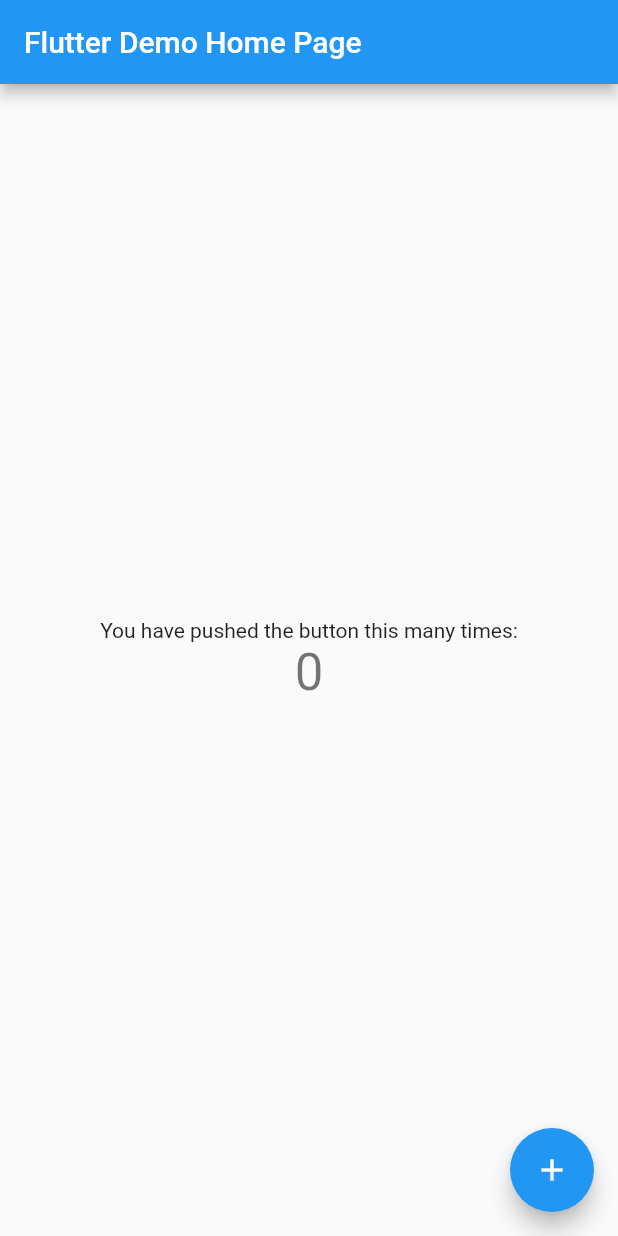
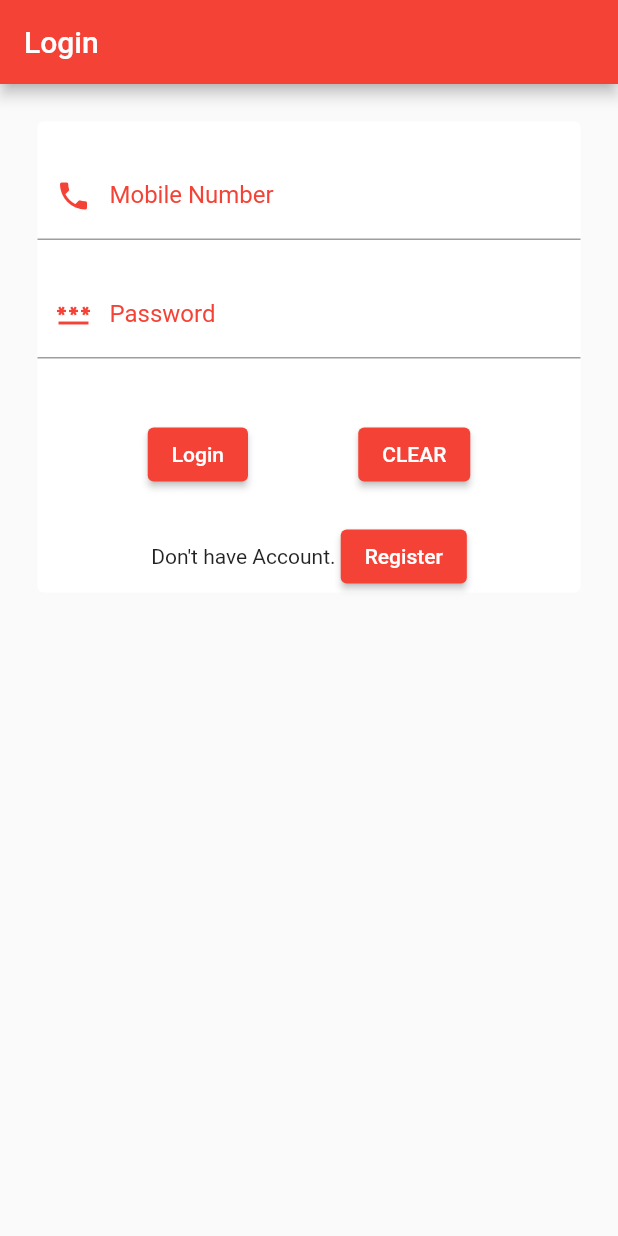
Before and after one commit to balasubramani890/budgettrack, a Flutter app: the screen it shows after launch, on a phone screen of 412 x 824 dp. Run offline on Flutter 3.47's test engine with Material 2 defaults, Android fonts, the phone set to English and light mode, and no system bars.

Commit message:
Registration and Login page added with php API

```diff
--- /dev/null
+++ b/lib/loginpage.dart
@@ -0,0 +1,152 @@
+import 'dart:convert';
+import 'package:flutter/material.dart';
+import 'package:flutter/services.dart';
+import 'package:budgettrack/registrationpage.dart';
+import 'package:http/http.dart' as http;
+
+class LoginPage extends StatefulWidget {
+  const LoginPage({Key? key}) : super(key: key);
+
+  @override
+  State<LoginPage> createState() => _LoginPageState();
+}
+
+Future<List> getData() async
+{
+  print("RegistrationPage:getData(): Started");
+  var url = "http://192.168.63.202/API/getdata.php";
+  final response = await http.get(Uri.parse(url));
+  var dataReceived = json.decode(response.body);
+  // print(dataReceived);
+  return dataReceived;
+}
+
+class _LoginPageState extends State<LoginPage> {
+  final tMobileNo = TextEditingController();
+  final tPassword = TextEditingController();
+
+  bool _valMobileNo = false;
+  bool _valPassword = false;
+
+  void dispose()
+  {
+    tMobileNo.dispose();
+    tPassword.dispose();
+  }
+
+  void clearData()
+  {
+    tMobileNo.clear();
+    tPassword.clear();
+  }
+
+
+  @override
+  Widget build(BuildContext context) {
+    return Scaffold(
+      appBar: AppBar(
+        title: const Text("Login"),
+      ),
+      body: SingleChildScrollView(
+        child: Center(
+          child: Card(
+            margin: const EdgeInsets.all(25.0),
+            elevation: 0,
+
+            child: Column(
+              children: <Widget>[
+                const Padding(
+                    padding: EdgeInsets.all(10.0)
+                ),
+                TextField(
+                  decoration: InputDecoration(
+                    labelText: 'Mobile Number',
+                    hintText: 'Enter Mobile Number',
+                    prefixIcon: const Icon(Icons.phone, color: Colors.red,),
+                    errorText: _valMobileNo ? 'Please Enter Mobile Number' : null,
+                  ),
+                  keyboardType: TextInputType.number,
+                  inputFormatters: <TextInputFormatter>[
+                    FilteringTextInputFormatter.allow(RegExp(r'^[+]*[(]{0,1}[0-9]{1,4}[)]{0,1}[-\s\./0-9]*$')),
+                  ],
+                  controller: tMobileNo,
+                ),
+
+                const Padding(
+                    padding: EdgeInsets.all(10.0)
+                ),
+                TextField(
+                  decoration: InputDecoration(
+                    labelText: 'Password',
+                    hintText: 'Enter Password',
+                    prefixIcon: const Icon(Icons.password, color: Colors.red,),
+                    errorText: _valPassword ? 'Please Enter Password' : null,
+                  ),
+                  controller: tPassword,
+                ),
+                const Padding(
+                    padding: EdgeInsets.all(20.0)
+                ),
+
+                Row(
+                  mainAxisAlignment: MainAxisAlignment.spaceEvenly,
+
+                  children: <Widget>[
+                    ElevatedButton(
+                      child: Text('Login'),
+
+                      onPressed: (){
+                        setState(() {
+                          tMobileNo.text.isEmpty ? _valMobileNo = true : _valMobileNo = false;
+                          tPassword.text.isEmpty ? _valPassword = true : _valPassword = false;
+                          if(_valMobileNo == false && _valPassword == false)
+                          {
+                            clearData();
+                          }
+                        });
+                      },
+                    ),
+
+                    ElevatedButton(
+                        child: Text('CLEAR'),
+                        onPressed: (){
+                          clearData();
+                        }
+                    ),
+
+                  ],
+                ),
+
+                const Padding(
+                    padding: EdgeInsets.all(10.0)
+                ),
+
+                Row(
+                  mainAxisAlignment: MainAxisAlignment.center,
+                  children: <Widget>[
+                    const Text('Don\'t have Account. '),
+
+                    ElevatedButton(
+                        child: const Text('Register'),
+                        onPressed: (){
+                          Navigator.push(context,
+                            MaterialPageRoute(
+                                builder: (context)=>RegistrationPage()
+                            ),
+                          );
+                        }
+                    )
+
+
+
+                  ],
+                )
+
+              ],
+            ),
+          ),
+        ),
+      ),
+    );
+  }
+}
--- a/lib/main.dart
+++ b/lib/main.dart
@@ -1,115 +1,52 @@
+import 'package:budgettrack/loginpage.dart';
 import 'package:flutter/material.dart';
 
-void main() {
+void main()
+{
   runApp(const MyApp());
 }
 
 class MyApp extends StatelessWidget {
-  const MyApp({super.key});
+  const MyApp({Key? key}) : super(key: key);
 
-  // This widget is the root of your application.
   @override
   Widget build(BuildContext context) {
     return MaterialApp(
-      title: 'Flutter Demo',
+      debugShowCheckedModeBanner: false,
+
       theme: ThemeData(
-        // This is the theme of your application.
-        //
-        // Try running your application with "flutter run". You'll see the
-        // application has a blue toolbar. Then, without quitting the app, try
-        // changing the primarySwatch below to Colors.green and then invoke
-        // "hot reload" (press "r" in the console where you ran "flutter run",
-        // or simply save your changes to "hot reload" in a Flutter IDE).
-        // Notice that the counter didn't reset back to zero; the application
-        // is not restarted.
-        primarySwatch: Colors.blue,
+          primaryColor: Colors.green,
+          appBarTheme: const AppBarTheme(
+            color: Colors.red,
+          ),
+
+          iconTheme: const IconThemeData(
+            color: Colors.red,
+          ),
+
+          inputDecorationTheme: const InputDecorationTheme(
+              labelStyle: TextStyle(
+                color: Colors.red,
+              ),
+
+              focusedBorder: OutlineInputBorder(
+                  borderSide: BorderSide(
+                    style: BorderStyle.solid,
+                    color: Colors.red,
+                  )
+              )
+          ),
+
+          elevatedButtonTheme: ElevatedButtonThemeData(
+              style: ElevatedButton.styleFrom(
+                primary: Colors.red,
+              )
+          )
+
       ),
-      home: const MyHomePage(title: 'Flutter Demo Home Page'),
+
+      home: LoginPage(),
     );
   }
+
 }
-
-class MyHomePage extends StatefulWidget {
-  const MyHomePage({super.key, required this.title});
-
-  // This widget is the home page of your application. It is stateful, meaning
-  // that it has a State object (defined below) that contains fields that affect
-  // how it looks.
-
-  // This class is the configuration for the state. It holds the values (in this
-  // case the title) provided by the parent (in this case the App widget) and
-  // used by the build method of the State. Fields in a Widget subclass are
-  // always marked "final".
-
-  final String title;
-
-  @override
-  State<MyHomePage> createState() => _MyHomePageState();
-}
-
-class _MyHomePageState extends State<MyHomePage> {
-  int _counter = 0;
-
-  void _incrementCounter() {
-    setState(() {
-      // This call to setState tells the Flutter framework that something has
-      // changed in this State, which causes it to rerun the build method below
-      // so that the display can reflect the updated values. If we changed
-      // _counter without calling setState(), then the build method would not be
-      // called again, and so nothing would appear to happen.
-      _counter++;
-    });
-  }
-
-  @override
-  Widget build(BuildContext context) {
-    // This method is rerun every time setState is called, for instance as done
-    // by the _incrementCounter method above.
-    //
-    // The Flutter framework has been optimized to make rerunning build methods
-    // fast, so that you can just rebuild anything that needs updating rather
-    // than having to individually change instances of widgets.
-    return Scaffold(
-      appBar: AppBar(
-        // Here we take the value from the MyHomePage object that was created by
-        // the App.build method, and use it to set our appbar title.
-        title: Text(widget.title),
-      ),
-      body: Center(
-        // Center is a layout widget. It takes a single child and positions it
-        // in the middle of the parent.
-        child: Column(
-          // Column is also a layout widget. It takes a list of children and
-          // arranges them vertically. By default, it sizes itself to fit its
-          // children horizontally, and tries to be as tall as its parent.
-          //
-          // Invoke "debug painting" (press "p" in the console, choose the
-          // "Toggle Debug Paint" action from the Flutter Inspector in Android
-          // Studio, or the "Toggle Debug Paint" command in Visual Studio Code)
-          // to see the wireframe for each widget.
-          //
-          // Column has various properties to control how it sizes itself and
-          // how it positions its children. Here we use mainAxisAlignment to
-          // center the children vertically; the main axis here is the vertical
-          // axis because Columns are vertical (the cross axis would be
-          // horizontal).
-          mainAxisAlignment: MainAxisAlignment.center,
-          children: <Widget>[
-            const Text(
-              'You have pushed the button this many times:',
-            ),
-            Text(
-              '$_counter',
-              style: Theme.of(context).textTheme.headline4,
-            ),
-          ],
-        ),
-      ),
-      floatingActionButton: FloatingActionButton(
-        onPressed: _incrementCounter,
-        tooltip: 'Increment',
-        child: const Icon(Icons.add),
-      ), // This trailing comma makes auto-formatting nicer for build methods.
-    );
-  }
-}
--- a/pubspec.yaml
+++ b/pubspec.yaml
@@ -31,7 +31,7 @@
 dependencies:
   flutter:
     sdk: flutter
-
+  http: ^0.13.3
 
   # The following adds the Cupertino Icons font to your application.
   # Use with the CupertinoIcons class for iOS style icons.
```
Also changed, not shown: lib/registrationpage.dart (added, +255 -0 lines), pubspec.lock.
